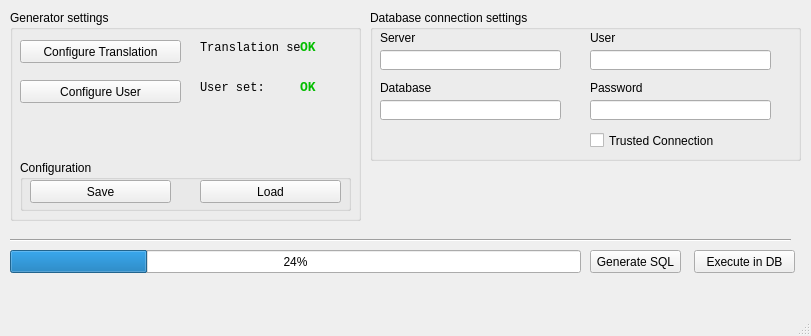
greshniksv/PBDatabaseGenerator, file forms/MainForm.ui: the form before one commit.
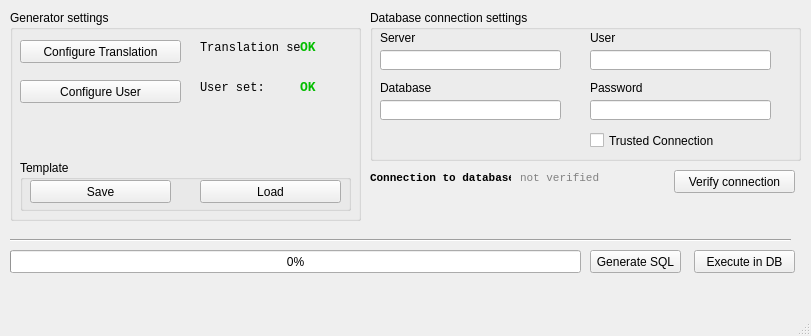
The form after the commit.

```diff
--- a/forms/MainForm.ui
+++ b/forms/MainForm.ui
@@ -50,7 +50,7 @@
      </rect>
     </property>
     <property name="value">
-     <number>24</number>
+     <number>0</number>
     </property>
    </widget>
    <widget class="Line" name="line">
@@ -312,7 +312,7 @@
       </rect>
      </property>
      <property name="title">
-      <string>Configuration</string>
+      <string>Template</string>
      </property>
      <widget class="QPushButton" name="pushButton">
       <property name="geometry">
@@ -342,6 +342,62 @@
      </widget>
     </widget>
    </widget>
+   <widget class="QLabel" name="label_7">
+    <property name="geometry">
+     <rect>
+      <x>370</x>
+      <y>170</y>
+      <width>141</width>
+      <height>16</height>
+     </rect>
+    </property>
+    <property name="font">
+     <font>
+      <family>Consolas</family>
+      <pointsize>8</pointsize>
+      <weight>75</weight>
+      <bold>true</bold>
+     </font>
+    </property>
+    <property name="text">
+     <string>Connection to database:</string>
+    </property>
+   </widget>
+   <widget class="QLabel" name="lblVerifyConnection">
+    <property name="geometry">
+     <rect>
+      <x>520</x>
+      <y>170</y>
+      <width>81</width>
+      <height>16</height>
+     </rect>
+    </property>
+    <property name="font">
+     <font>
+      <family>Consolas</family>
+      <pointsize>8</pointsize>
+     </font>
+    </property>
+    <property name="styleSheet">
+     <string notr="true">background-color : transparent; color : rgb(129, 129, 129);</string>
+    </property>
+    <property name="text">
+     <string>not verified</string>
+    </property>
+   </widget>
+   <widget class="QPushButton" name="btnVerifyConnection">
+    <property name="geometry">
+     <rect>
+      <x>674</x>
+      <y>170</y>
+      <width>121</width>
+      <height>23</height>
+     </rect>
+    </property>
+    <property name="text">
+     <string>Verify connection</string>
+    </property>
+   </widget>
   </widget>
   <widget class="QMenuBar" name="menubar">
    <property name="geometry">
```
Left out of the diff: 4 changed lines with no effect on the pictures.
